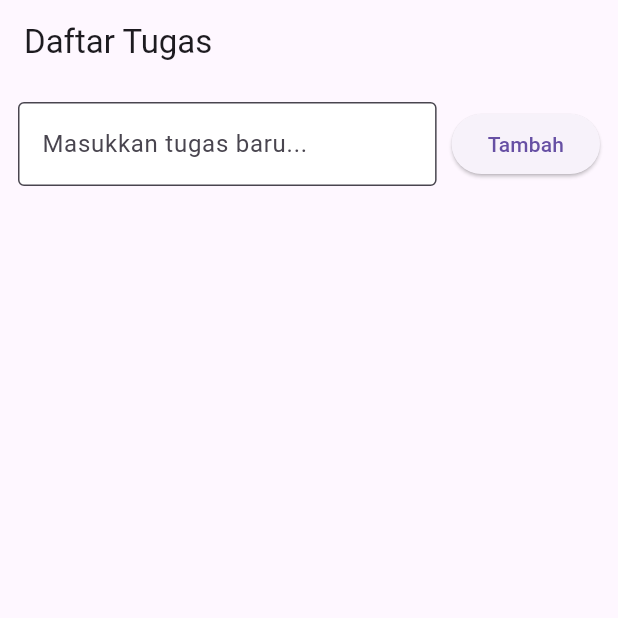
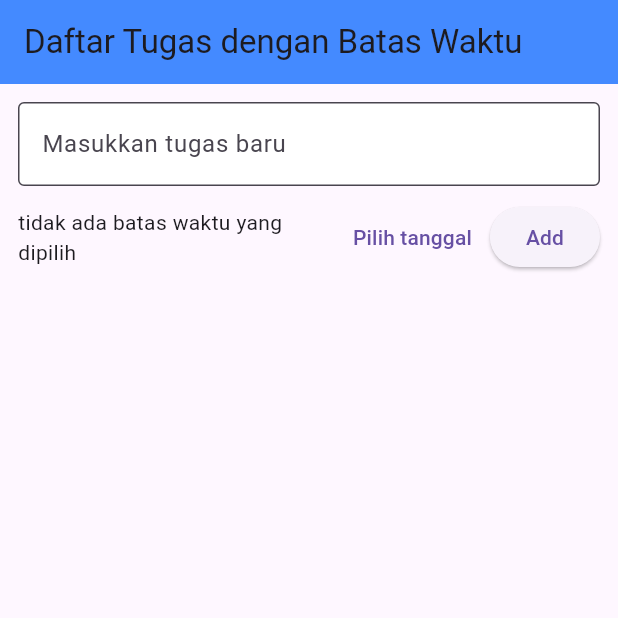
Before and after one commit to faridatulj448/tugas1, a Flutter app: the screen it shows after launch, on a phone screen of 412 x 824 dp, the top half of it. Run offline on Flutter 3.47's test engine with Material 3 defaults, Android fonts, the light colour scheme and no system bars.

Commit message:
menambah deadline

```diff
--- a/lib/main.dart
+++ b/lib/main.dart
@@ -9,7 +9,7 @@ class MyApp extends StatelessWidget {
   @override
   Widget build(BuildContext context) {
     return MaterialApp(
-      title: 'Todo List',
+      title: 'Daftar tugas dengan batas waktu',
       home: TodoListScreen(),
       debugShowCheckedModeBanner: false,
     );
@@ -19,7 +19,9 @@ class MyApp extends StatelessWidget {
 class Todo {
   String title;
   bool isDone;
-  Todo({required this.title, this.isDone = false});
+  DateTime? deadline;
+
+  Todo({required this.title, this.isDone = false, this.deadline});
 }
 
 class TodoListScreen extends StatefulWidget {
@@ -30,12 +32,17 @@ class TodoListScreen extends StatefulWidget {
 class _TodoListScreenState extends State<TodoListScreen> {
   final List<Todo> _todos = [];
   final TextEditingController _inputController = TextEditingController();
+  DateTime? _selectedDate;
 
   void _addTodo() {
     if (_inputController.text.trim().isEmpty) return;
     setState(() {
-      _todos.insert(0, Todo(title: _inputController.text.trim()));
+      _todos.insert(
+        0,
+        Todo(title: _inputController.text.trim(), deadline: _selectedDate),
+      );
       _inputController.clear();
+      _selectedDate = null;
     });
   }
 
@@ -47,22 +54,46 @@ class _TodoListScreenState extends State<TodoListScreen> {
 
   void _editTodo(int index) {
     _inputController.text = _todos[index].title;
+    _selectedDate = _todos[index].deadline;
     showDialog(
       context: context,
       builder:
           (context) => AlertDialog(
             title: const Text('Edit Tugas'),
-            content: TextField(
+            content: Column(
+              mainAxisSize: MainAxisSize.min,
+              children: [
+                TextField(
                   controller: _inputController,
-              decoration: const InputDecoration(labelText: 'Edit Tugas'),
+                  decoration: const InputDecoration(labelText: 'Edit tugas'),
+                ),
+                const SizedBox(height: 10),
+                Row(
+                  children: [
+                    Expanded(
+                      child: Text(
+                        _selectedDate == null
+                            ? 'Tidak ada batas waktu'
+                            : 'Tenggat waktu: ${_selectedDate!.toString().split(' ')[0]}',
+                      ),
+                    ),
+                    TextButton(
+                      onPressed: _pickDate,
+                      child: const Text('Pick Date'),
+                    ),
+                  ],
+                ),
+              ],
             ),
             actions: [
               TextButton(
                 onPressed: () {
                   setState(() {
                     _todos[index].title = _inputController.text.trim();
+                    _todos[index].deadline = _selectedDate;
                   });
                   _inputController.clear();
+                  _selectedDate = null;
                   Navigator.pop(context);
                 },
                 child: const Text('Simpan'),
@@ -70,6 +101,7 @@ class _TodoListScreenState extends State<TodoListScreen> {
               TextButton(
                 onPressed: () {
                   _inputController.clear();
+                  _selectedDate = null;
                   Navigator.pop(context);
                 },
                 child: const Text('Batal'),
@@ -85,30 +117,65 @@ class _TodoListScreenState extends State<TodoListScreen> {
     });
   }
 
+  Future<void> _pickDate() async {
+    final now = DateTime.now();
+    final picked = await showDatePicker(
+      context: context,
+      initialDate: _selectedDate ?? now,
+      firstDate: now,
+      lastDate: DateTime(now.year + 5),
+    );
+    if (picked != null) {
+      setState(() {
+        _selectedDate = picked;
+      });
+    }
+  }
+
   @override
   Widget build(BuildContext context) {
     return Scaffold(
       body: SafeArea(
         child: Column(
           children: [
-            AppBar(title: const Text('Daftar Tugas'), elevation: 0),
+            AppBar(
+              title: const Text('Daftar Tugas dengan Batas Waktu'),
+              backgroundColor: Colors.blueAccent,
+              elevation: 0,
+            ),
             Padding(
               padding: const EdgeInsets.all(12),
-              child: Row(
+              child: Column(
                 children: [
-                  Expanded(
-                    child: TextField(
+                  TextField(
                     controller: _inputController,
                     decoration: const InputDecoration(
-                        hintText: 'Masukkan tugas baru...',
+                      hintText: 'Masukkan tugas baru',
                       filled: true,
                       fillColor: Colors.white,
                       border: OutlineInputBorder(),
                     ),
                   ),
+                  const SizedBox(height: 10),
+                  Row(
+                    children: [
+                      Expanded(
+                        child: Text(
+                          _selectedDate == null
+                              ? 'tidak ada batas waktu yang dipilih'
+                              : 'Tenggat waktu: ${_selectedDate!.toString().split(' ')[0]}',
                         ),
-                  const SizedBox(width: 10),
-                  ElevatedButton(onPressed: _addTodo, child: const Text('Tambah')),
+                      ),
+                      TextButton(
+                        onPressed: _pickDate,
+                        child: const Text('Pilih tanggal'),
+                      ),
+                      ElevatedButton(
+                        onPressed: _addTodo,
+                        child: const Text('Add'),
+                      ),
+                    ],
+                  ),
                 ],
               ),
             ),
@@ -116,6 +183,7 @@ class _TodoListScreenState extends State<TodoListScreen> {
               child: ListView.builder(
                 itemCount: _todos.length,
                 itemBuilder: (context, index) {
+                  final todo = _todos[index];
                   return Card(
                     color: Colors.white,
                     margin: const EdgeInsets.symmetric(
@@ -124,18 +192,23 @@ class _TodoListScreenState extends State<TodoListScreen> {
                     ),
                     child: ListTile(
                       leading: Checkbox(
-                        value: _todos[index].isDone,
+                        value: todo.isDone,
                         onChanged: (_) => _toggleDone(index),
                       ),
                       title: Text(
-                        _todos[index].title,
+                        todo.title,
                         style: TextStyle(
                           decoration:
-                              _todos[index].isDone
-                                  ? TextDecoration.lineThrough
-                                  : null,
+                              todo.isDone ? TextDecoration.lineThrough : null,
                         ),
                       ),
+                      subtitle:
+                          todo.deadline != null
+                              ? Text(
+                                'Tenggat waktu: ${todo.deadline!.toString().split(' ')[0]}',
+                                style: const TextStyle(fontSize: 12),
+                              )
+                              : null,
                       trailing: Row(
                         mainAxisSize: MainAxisSize.min,
                         children: [
```
Lines whose indentation alone changed are shown as unchanged.
